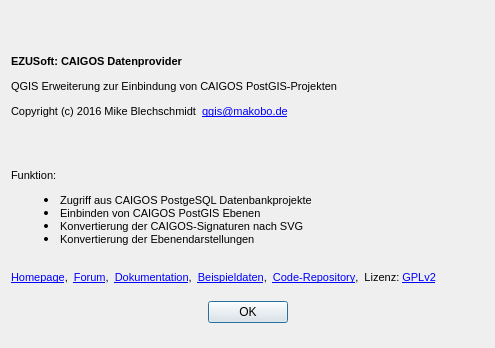
The window that uiAbout.ui (EZUSoft/SaxonyCadastralParcels) describes before a commit, drawn with Qt 5.
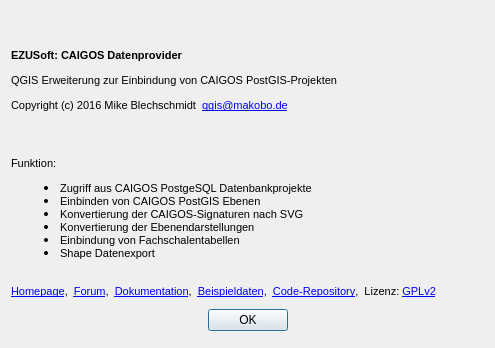
The same window after the commit. Icons and pictures are not drawn.

```diff
--- a/uiAbout.ui
+++ b/uiAbout.ui
@@ -95,26 +95,16 @@
       <string>&lt;!DOCTYPE HTML PUBLIC &quot;-//W3C//DTD HTML 4.0//EN&quot; &quot;http://www.w3.org/TR/REC-html40/strict.dtd&quot;&gt;
 &lt;html&gt;&lt;head&gt;&lt;meta name=&quot;qrichtext&quot; content=&quot;1&quot; /&gt;&lt;style type=&quot;text/css&quot;&gt;
 p, li { white-space: pre-wrap; }
-&lt;/style&gt;&lt;/head&gt;
-&lt;body style=&quot; font-family:'MS Shell Dlg 2'; font-size:8pt; font-weight:400; font-style:normal;&quot;&gt;
+&lt;/style&gt;&lt;/head&gt;&lt;body style=&quot; font-family:'MS Shell Dlg 2'; font-size:8pt; font-weight:400; font-style:normal;&quot;&gt;
 &lt;p style=&quot; margin-top:12px; margin-bottom:12px; margin-left:0px; margin-right:0px; -qt-block-indent:0; text-indent:0px;&quot;&gt;Funktion:&lt;/p&gt;
 &lt;ul style=&quot;margin-top: 0px; margin-bottom: 0px; margin-left: 0px; margin-right: 0px; -qt-list-indent: 1;&quot;&gt;&lt;li style=&quot; margin-top:12px; margin-bottom:0px; margin-left:0px; margin-right:0px; -qt-block-indent:0; text-indent:0px;&quot;&gt;   Zugriff aus CAIGOS PostgeSQL Datenbankprojekte&lt;/li&gt;
 &lt;li style=&quot; margin-top:0px; margin-bottom:0px; margin-left:0px; margin-right:0px; -qt-block-indent:0; text-indent:0px;&quot;&gt;   Einbinden von CAIGOS PostGIS Ebenen   &lt;/li&gt;
 &lt;li style=&quot; margin-top:0px; margin-bottom:0px; margin-left:0px; margin-right:0px; -qt-block-indent:0; text-indent:0px;&quot;&gt;   Konvertierung der CAIGOS-Signaturen nach SVG   &lt;/li&gt;
-&lt;li style=&quot; margin-top:0px; margin-bottom:0px; margin-left:0px; margin-right:0px; -qt-block-indent:0; text-indent:0px;&quot;&gt;   Konvertierung der Ebenendarstellungen&lt;/li&gt;&lt;/ul&gt;
+&lt;li style=&quot; margin-top:0px; margin-bottom:0px; margin-left:0px; margin-right:0px; -qt-block-indent:0; text-indent:0px;&quot;&gt;   Konvertierung der Ebenendarstellungen&lt;/li&gt;
+&lt;li style=&quot; margin-top:0px; margin-bottom:0px; margin-left:0px; margin-right:0px; -qt-block-indent:0; text-indent:0px;&quot;&gt;   Einbindung von Fachschalentabellen&lt;/li&gt;
+&lt;li style=&quot; margin-top:0px; margin-bottom:0px; margin-left:0px; margin-right:0px; -qt-block-indent:0; text-indent:0px;&quot;&gt;   Shape Datenexport&lt;/li&gt;&lt;/ul&gt;
 &lt;p style=&quot;-qt-paragraph-type:empty; margin-top:0px; margin-bottom:0px; margin-left:0px; margin-right:0px; -qt-block-indent:0; text-indent:0px;&quot;&gt;&lt;br /&gt;&lt;/p&gt;
-&lt;p style=&quot; margin-top:12px; margin-bottom:12px; margin-left:0px; margin-right:0px; -qt-block-indent:0; text-indent:0px;&quot;&gt;
-
-
-
-&lt;a href=&quot;$$Homepage$$&quot;&gt;Homepage&lt;/a&gt;,&amp;nbsp;&amp;nbsp;
-&lt;a href=&quot;$$Forum$$&quot;&gt;Forum&lt;/a&gt;,&amp;nbsp;&amp;nbsp;
-&lt;a href=&quot;$$Doku$$&quot;&gt;Dokumentation&lt;/a&gt;,&amp;nbsp;&amp;nbsp;
-&lt;a href=&quot;$$Daten$$&quot;&gt;Beispieldaten&lt;/a&gt;,&amp;nbsp;&amp;nbsp;
-&lt;a href=&quot;https://github.com/EZUSoft/CaigosConnector&quot;&gt;Code-Repository&lt;/a&gt;,&amp;nbsp; Lizenz: 
-&lt;a href=&quot;http://www.gnu.org/licenses/old-licenses/gpl-2.0.en.html&quot;&gt;GPLv2&lt;/a&gt;
-&lt;/body&gt;
-&lt;/html&gt;</string>
+&lt;p style=&quot; margin-top:12px; margin-bottom:12px; margin-left:0px; margin-right:0px; -qt-block-indent:0; text-indent:0px;&quot;&gt;&lt;a href=&quot;$$Homepage$$&quot;&gt;&lt;span style=&quot; text-decoration: underline; color:#0000ff;&quot;&gt;Homepage&lt;/span&gt;&lt;/a&gt;,  &lt;a href=&quot;$$Forum$$&quot;&gt;&lt;span style=&quot; text-decoration: underline; color:#0000ff;&quot;&gt;Forum&lt;/span&gt;&lt;/a&gt;,  &lt;a href=&quot;$$Doku$$&quot;&gt;&lt;span style=&quot; text-decoration: underline; color:#0000ff;&quot;&gt;Dokumentation&lt;/span&gt;&lt;/a&gt;,  &lt;a href=&quot;$$Daten$$&quot;&gt;&lt;span style=&quot; text-decoration: underline; color:#0000ff;&quot;&gt;Beispieldaten&lt;/span&gt;&lt;/a&gt;,  &lt;a href=&quot;https://github.com/EZUSoft/CaigosConnector&quot;&gt;&lt;span style=&quot; text-decoration: underline; color:#0000ff;&quot;&gt;Code-Repository&lt;/span&gt;&lt;/a&gt;,  Lizenz: &lt;a href=&quot;http://www.gnu.org/licenses/old-licenses/gpl-2.0.en.html&quot;&gt;&lt;span style=&quot; text-decoration: underline; color:#0000ff;&quot;&gt;GPLv2&lt;/span&gt;&lt;/a&gt;&lt;/p&gt;&lt;/body&gt;&lt;/html&gt;</string>
      </property>
      <property name="openExternalLinks">
       <bool>true</bool>
```
